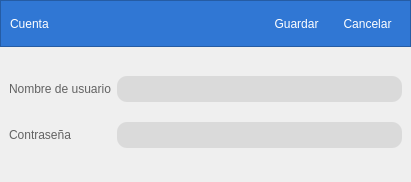
First picture: the form in view/ui/account_form.ui, repository R0land013/blue-nauta, before the edit.
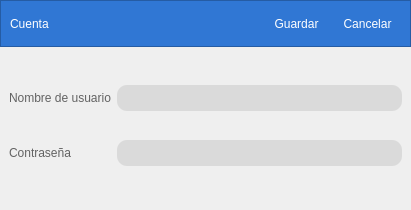
Second picture: the form after the edit. Icons and pictures are not drawn.

What changed in the file:
```diff
--- a/view/ui/account_form.ui
+++ b/view/ui/account_form.ui
@@ -7,7 +7,7 @@
     <x>0</x>
     <y>0</y>
     <width>411</width>
-    <height>182</height>
+    <height>210</height>
    </rect>
   </property>
   <property name="windowTitle">
```
Left out of the diff: 12 changed lines with no effect on the pictures.
